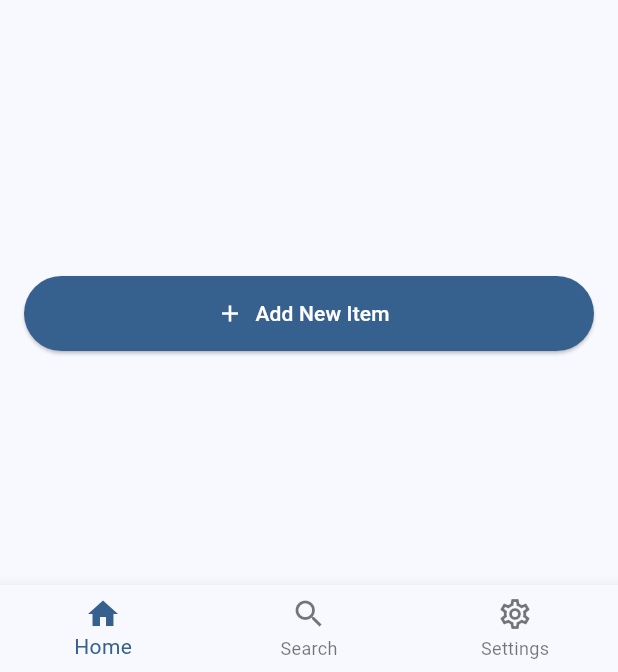
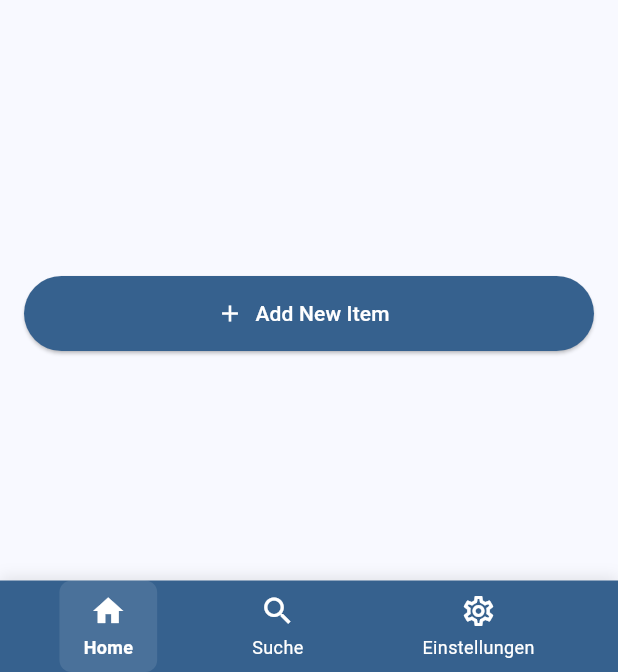
Before and after one commit to NiniSigi/inventory_app, a Flutter app: the screen it shows after launch, on a phone screen of 412 x 824 dp, the part 564-1236 px from its top. Run offline on Flutter 3.47's test engine with Material 3 defaults, Android fonts, the phone set to English and light mode, and no system bars; missing offline and left inert: mobile_scanner; network calls fail.

```diff
--- a/lib/screens/home/home-screen.dart
+++ b/lib/screens/home/home-screen.dart
@@ -4,6 +4,7 @@ import '../../services/inventory_service.dart';
 import '../detail/detail_screen.dart';
 import '../scanner/qr_scanner_screen.dart';
 import '../article_details/article_details_screen.dart';
+import '../search_screen.dart';
 import '../../widgets/custom_bottom_nav.dart';
 
 class HomeScreen extends StatefulWidget {
@@ -78,9 +79,10 @@ class _HomeScreenState extends State<HomeScreen> {
   }
 
   void _handleSearch() {
-    ScaffoldMessenger.of(
+    Navigator.push(
       context,
-    ).showSnackBar(SnackBar(content: Text('Search coming soon')));
+      MaterialPageRoute(builder: (context) => const SearchScreen()),
+    );
   }
 
   void _handleSettings() {
--- a/lib/widgets/custom_bottom_nav.dart
+++ b/lib/widgets/custom_bottom_nav.dart
@@ -12,33 +12,89 @@ class CustomBottomNav extends StatelessWidget {
 
   @override
   Widget build(BuildContext context) {
-    return BottomNavigationBar(
-      currentIndex: currentIndex < 0 ? 0 : currentIndex,
-      onTap: onTap,
-      backgroundColor: Theme.of(context).colorScheme.surface,
-      selectedItemColor: Theme.of(context).colorScheme.primary,
-      unselectedItemColor: Theme.of(
-        context,
-      ).colorScheme.onSurface.withOpacity(0.6),
-      elevation: 8,
-      type: BottomNavigationBarType.fixed,
-      items: const [
-        BottomNavigationBarItem(
-          icon: Icon(Icons.home_outlined),
-          activeIcon: Icon(Icons.home),
-          label: 'Home',
+    return Container(
+      decoration: BoxDecoration(
+        color: Theme.of(context).colorScheme.primary,
+        boxShadow: [
+          BoxShadow(
+            color: Colors.black.withOpacity(0.1),
+            blurRadius: 8,
+            offset: Offset(0, -2),
+          ),
+        ],
+      ),
+      child: SafeArea(
+        child: Padding(
+          padding: const EdgeInsets.symmetric(horizontal: 16.0),
+          child: Row(
+            mainAxisAlignment: MainAxisAlignment.spaceAround,
+            children: [
+              _buildNavItem(
+                context,
+                icon: Icons.home_outlined,
+                activeIcon: Icons.home,
+                label: 'Home',
+                index: 0,
+              ),
+              _buildNavItem(
+                context,
+                icon: Icons.search_outlined,
+                activeIcon: Icons.search,
+                label: 'Suche',
+                index: 1,
+              ),
+              _buildNavItem(
+                context,
+                icon: Icons.settings_outlined,
+                activeIcon: Icons.settings,
+                label: 'Einstellungen',
+                index: 2,
+              ),
+            ],
+          ),
         ),
-        BottomNavigationBarItem(
-          icon: Icon(Icons.search_outlined),
-          activeIcon: Icon(Icons.search),
-          label: 'Search',
+      ),
+    );
+  }
+
+  Widget _buildNavItem(
+    BuildContext context, {
+    required IconData icon,
+    required IconData activeIcon,
+    required String label,
+    required int index,
+  }) {
+    final isSelected = currentIndex == index;
+    return GestureDetector(
+      onTap: () => onTap(index),
+      child: Container(
+        padding: const EdgeInsets.symmetric(horizontal: 16, vertical: 8),
+        decoration: BoxDecoration(
+          color: isSelected
+              ? Theme.of(context).colorScheme.onPrimary.withOpacity(0.1)
+              : Colors.transparent,
+          borderRadius: BorderRadius.circular(8),
         ),
-        BottomNavigationBarItem(
-          icon: Icon(Icons.settings_outlined),
-          activeIcon: Icon(Icons.settings),
-          label: 'Settings',
+        child: Column(
+          mainAxisSize: MainAxisSize.min,
+          children: [
+            Icon(
+              isSelected ? activeIcon : icon,
+              color: Theme.of(context).colorScheme.onPrimary,
+              size: 24,
+            ),
+            const SizedBox(height: 4),
+            Text(
+              label,
+              style: TextStyle(
+                color: Theme.of(context).colorScheme.onPrimary,
+                fontSize: 12,
+                fontWeight: isSelected ? FontWeight.bold : FontWeight.normal,
+              ),
+            ),
+          ],
         ),
-      ],
+      ),
     );
   }
 }
--- a/pubspec.yaml
+++ b/pubspec.yaml
@@ -36,7 +36,7 @@ dependencies:
   cupertino_icons: ^1.0.8
   http: ^1.3.0
   intl: ^0.20.2
-  mobile_scanner: ^6.0.7
+  mobile_scanner: ^3.5.6
 
 dev_dependencies:
   flutter_test:
```
Also changed, not shown: lib/screens/article_details/article_details_screen.dart (+21 -2 lines), lib/screens/article_info/article_info_screen.dart (added, +176 -0 lines), lib/screens/detail/detail_screen.dart (+19 -1 lines), lib/screens/scanner/qr_scanner_screen.dart (+14 -2 lines), lib/screens/scanner/scanner_screen.dart (added, +50 -0 lines), lib/screens/search_screen.dart (added, +234 -0 lines), lib/services/article_service.dart (+10 -2 lines), lib/services/inventory_service.dart (+78 -0 lines), pubspec.lock, 4 other files.
